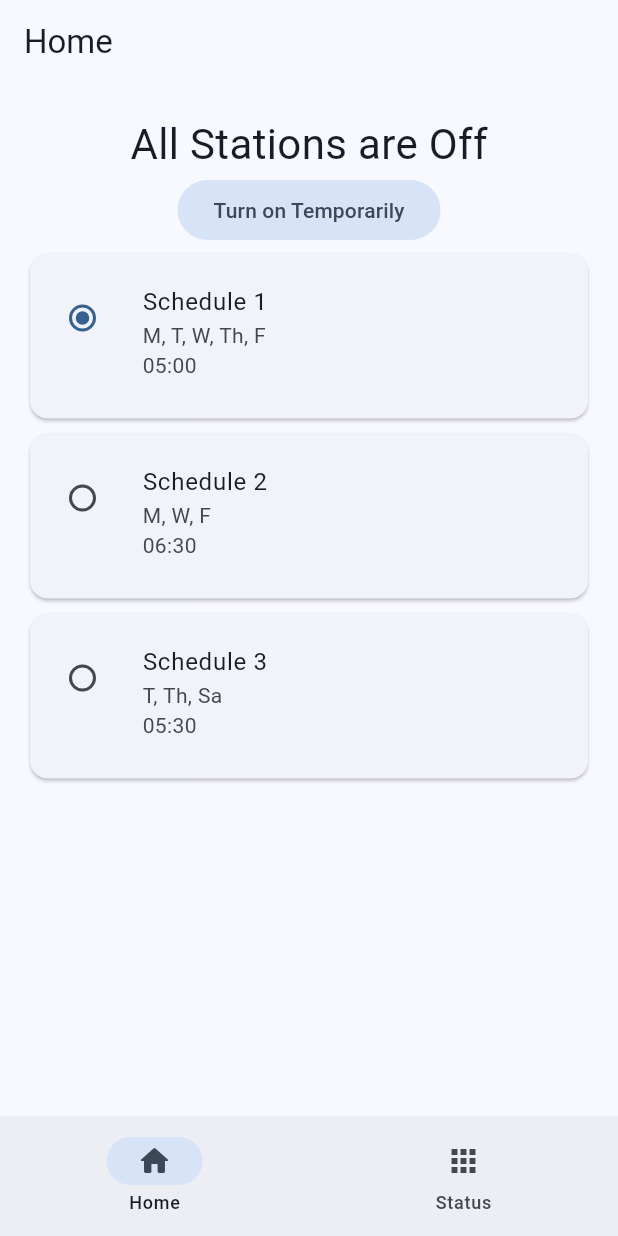
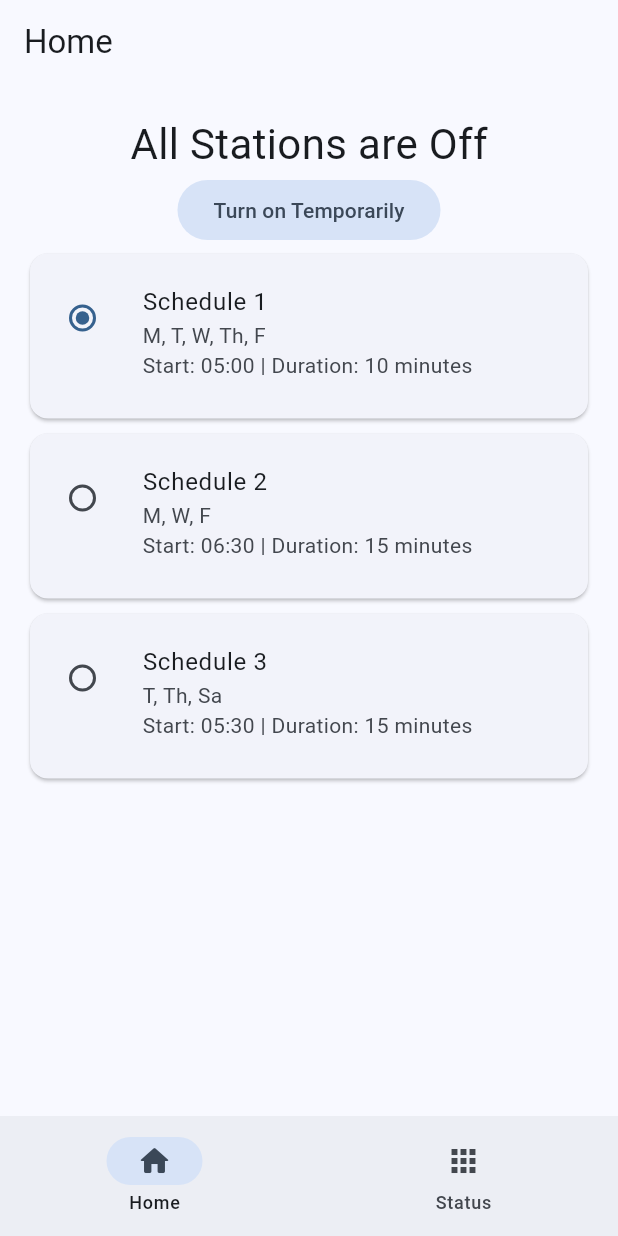
Before and after one commit to WilliamBarber/ReticController, a Flutter app: the screen it shows after launch, on a phone screen of 412 x 824 dp. Run offline on Flutter 3.47's test engine with Material 3 defaults, Android fonts, the phone set to English and light mode, and no system bars; drawn by our look-alikes of dynamic_color.

Commit message:
Added duration to homescreen

```diff
--- a/retic_controller/lib/AppState.dart
+++ b/retic_controller/lib/AppState.dart
@@ -88,7 +88,7 @@ class AppState extends ChangeNotifier {
 
   Column _createScheduleColumn(int scheduleNumber) {
     String dayString = server.getSchedule(scheduleNumber).getDayString();
-    String timeString = server.getSchedule(scheduleNumber).getTimeString();
+    String timeString = 'Start: ${server.getSchedule(scheduleNumber).getTimeString()} | Duration: ${server.getSchedule(scheduleNumber).getDuration()} minutes';
     return Column(
       crossAxisAlignment: CrossAxisAlignment.start,
       children: [
--- a/retic_controller/lib/ScheduleEdit.dart
+++ b/retic_controller/lib/ScheduleEdit.dart
@@ -88,7 +88,7 @@ class _ScheduleEditPageState extends State<ScheduleEditPage> {
                   style: DefaultTextStyle.of(context)
                       .style
                       .apply(fontSizeFactor: 1.3),
-                  'Duration '),
+                  'Duration'),
               trailing: TimeDropDown(initialValue: appState.getScheduleDuration(scheduleIndex)),
             ),
             const Divider(
```
